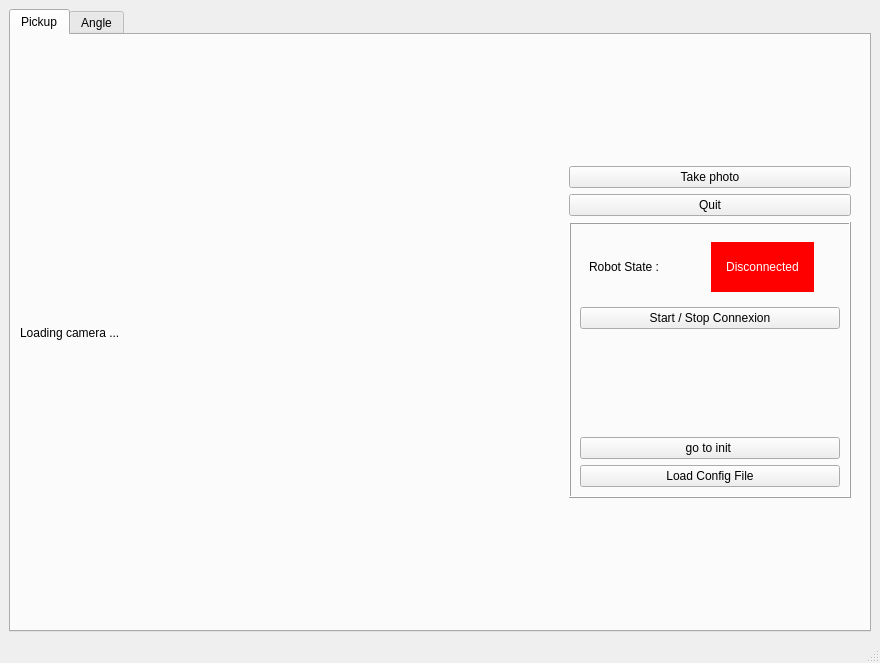
The window that robot/ur/ihm_tests/ui/main.ui (RambokDev/MSI-plateformes) describes before a commit, drawn with Qt 5.
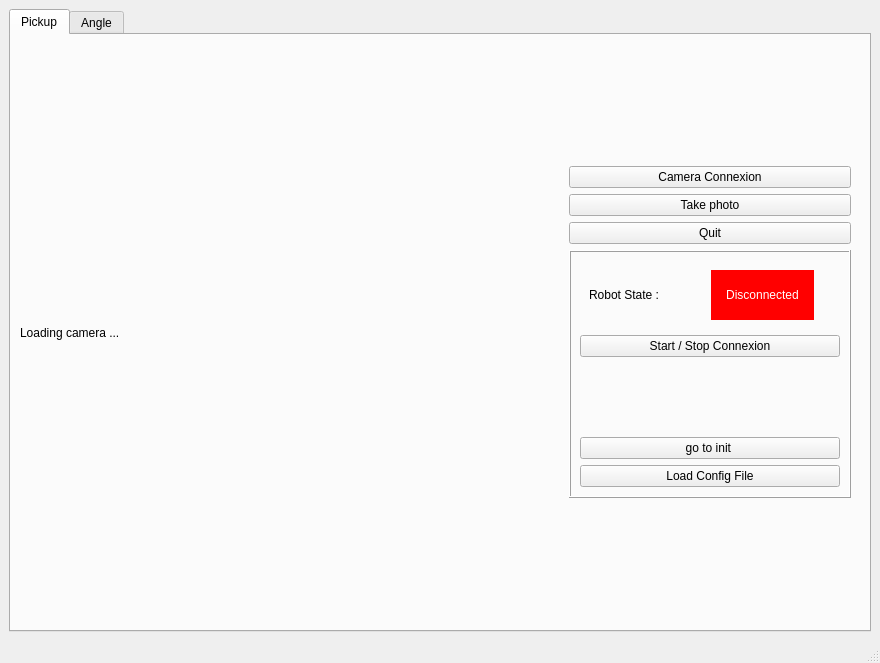
The same window after the commit.

```diff
--- a/robot/ur/ihm_tests/ui/main.ui
+++ b/robot/ur/ihm_tests/ui/main.ui
@@ -70,6 +70,34 @@
              <number>0</number>
             </property>
             <layout class="QVBoxLayout" name="verticalLayout">
+             <item>
+              <widget class="QPushButton" name="pushButton">
+               <property name="text">
+                <string>Camera Connexion</string>
+               </property>
+               <property name="checkable">
+                <bool>false</bool>
+               </property>
+               <property name="checked">
+                <bool>false</bool>
+               </property>
+               <property name="autoRepeat">
+                <bool>false</bool>
+               </property>
+               <property name="autoExclusive">
+                <bool>false</bool>
+               </property>
+               <property name="autoDefault">
+                <bool>false</bool>
+               </property>
+               <property name="default">
+                <bool>false</bool>
+               </property>
+               <property name="flat">
+                <bool>false</bool>
+               </property>
+              </widget>
+             </item>
              <item>
               <widget class="QPushButton" name="take_image">
                <property name="text">
```
